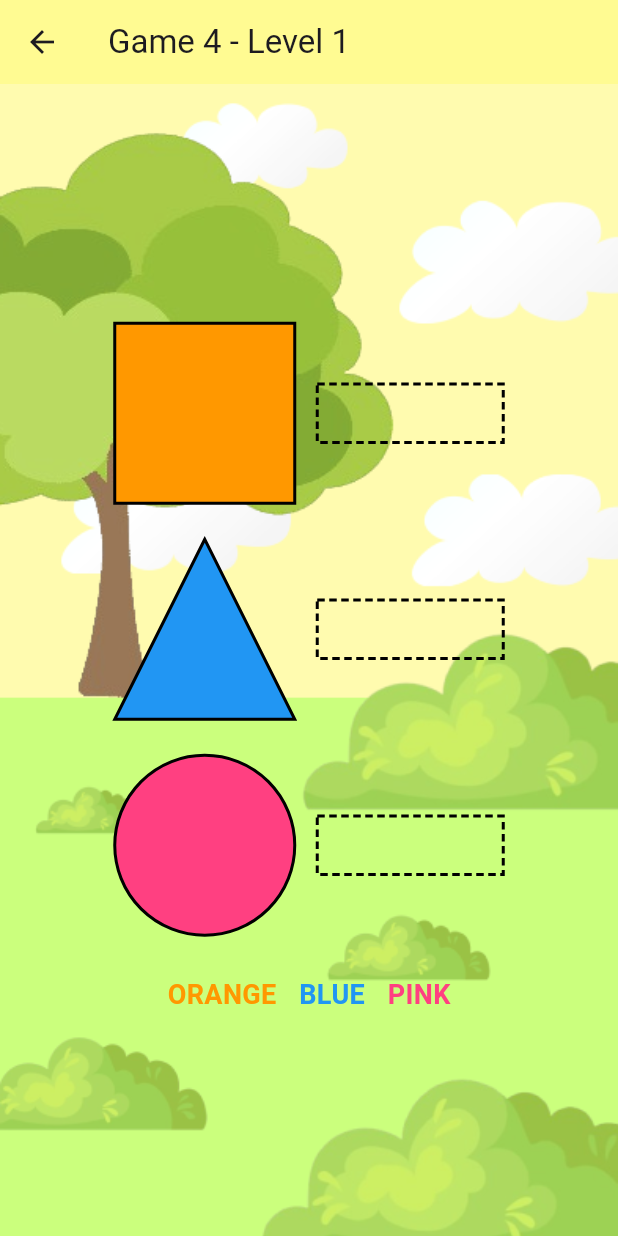
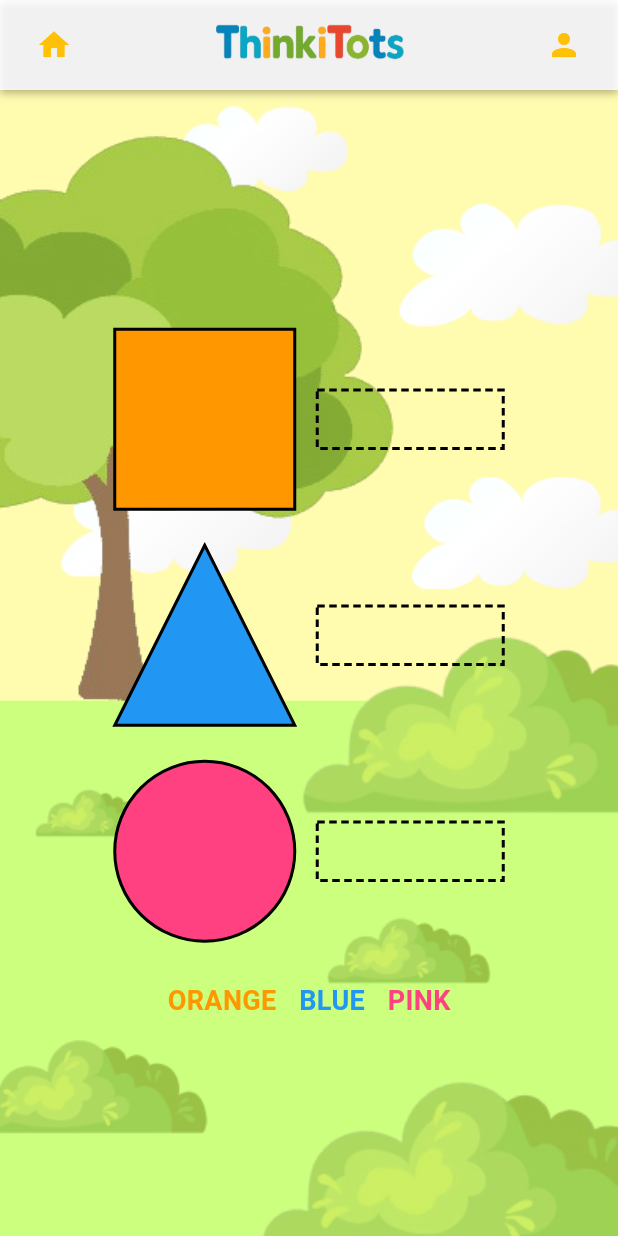
Before and after one commit to grHarshan/smart_kidz_games, a Flutter app: the screen it shows after launch, after a tap on "Game 4", on a phone screen of 412 x 824 dp. Run offline on Flutter 3.47's test engine with Material 3 defaults, Android fonts, the light colour scheme and no system bars; drawn by our look-alikes of dotted_border; Roboto replaces fonts that are missing (ComicSans).

Commit message:
New Appbar apply for each page

```diff
--- a/lib/app_bar.dart
+++ b/lib/app_bar.dart
@@ -1,58 +1,28 @@
-import 'dart:async';
 import 'package:flutter/material.dart';
 
-class SimpleAppBar extends StatefulWidget {
+class SimpleAppBar extends StatelessWidget implements PreferredSizeWidget {
   final VoidCallback? onHomePressed;
   final VoidCallback? onProfilePressed;
 
   const SimpleAppBar({
-    super.key,
+    Key? key,
     this.onHomePressed,
     this.onProfilePressed,
-  });
-
-  @override
-  State<SimpleAppBar> createState() => _SimpleAppBarState();
-}
-
-class _SimpleAppBarState extends State<SimpleAppBar> {
-  late Timer _timer;
-  int _seconds = 0;
-
-  @override
-  void initState() {
-    super.initState();
-    // Start the timer when the app bar is built
-    _timer = Timer.periodic(Duration(seconds: 1), (timer) {
-      setState(() => _seconds++);
-    });
-  }
-
-  @override
-  void dispose() {
-    _timer.cancel();
-    super.dispose();
-  }
-
-  String get formattedTime {
-    final minutes = _seconds ~/ 60;
-    final seconds = _seconds % 60;
-    return "${minutes}m ${seconds}s";
-  }
+  }) : super(key: key);
 
   @override
   Widget build(BuildContext context) {
     return Container(
-      height: 60,
+      height: preferredSize.height,
       width: double.infinity,
-      padding: EdgeInsets.symmetric(horizontal: 12),
+      padding: const EdgeInsets.symmetric(horizontal: 12),
       decoration: BoxDecoration(
-        color: const Color.fromARGB(221, 36, 163, 76),
+        color: const Color.fromARGB(211, 255, 255, 255),
         boxShadow: [
           BoxShadow(
             color: Colors.black.withOpacity(0.3),
             blurRadius: 4,
-            offset: Offset(0, 2),
+            offset: const Offset(0, 2),
           ),
         ],
       ),
@@ -60,30 +30,33 @@ class _SimpleAppBarState extends State<SimpleAppBar> {
         child: Row(
           mainAxisAlignment: MainAxisAlignment.spaceBetween,
           children: [
-            // Home button
+
             IconButton(
-              icon: Icon(Icons.home, color: Colors.amber),
-              onPressed: widget.onHomePressed,
+              icon: const Icon(Icons.home, color: Colors.amber),
+              onPressed: onHomePressed,
             ),
 
-            // Timer
-            Text(
-              "Play Time: $formattedTime",
-              style: TextStyle(
-                color: Colors.amber,
-                fontSize: 14,
-                fontWeight: FontWeight.bold,
+
+            Expanded(
+              child: Center(
+                child: Image.asset(
+                  'assets/images/logo_word.png',
+                  height: 30,
+                ),
               ),
             ),
 
             // Profile button
             IconButton(
-              icon: Icon(Icons.person, color: Colors.amber),
-              onPressed: widget.onProfilePressed,
+              icon: const Icon(Icons.person, color: Colors.amber),
+              onPressed: onProfilePressed,
             ),
           ],
         ),
       ),
     );
   }
+
+  @override
+  Size get preferredSize => const Size.fromHeight(60);
 }
--- a/lib/game4.dart
+++ b/lib/game4.dart
@@ -1,6 +1,7 @@
 import 'package:flutter/material.dart';
 import 'package:dotted_border/dotted_border.dart';
 import 'dart:math' as math;
+import 'app_bar.dart';
 
 class Game4 extends StatelessWidget {
   const Game4({Key? key}) : super(key: key);
@@ -137,14 +138,14 @@ class _ShapeColorGameState extends State<ShapeColorGame> {
         MediaQuery.of(context).padding.bottom;
 
     return Scaffold(
-      appBar: AppBar(
-        title: Text('Game 4 - Level $currentLevel'),
-        backgroundColor: const Color.fromARGB(255, 255, 251, 146),
-        leading: IconButton(
-          icon: const Icon(Icons.arrow_back),
-          onPressed: () => Navigator.of(context).pop(),
-        ),
-      ),
+      appBar: SimpleAppBar(
+    onHomePressed: () {
+      Navigator.popUntil(context, (route) => route.isFirst);
+    },
+    onProfilePressed: () {
+      Navigator.pushNamed(context, '/profile');
+    },
+  ),
       body: Stack(
         children: [
           SizedBox.expand(
--- a/lib/start_page.dart
+++ b/lib/start_page.dart
@@ -14,18 +14,26 @@ class _StartPageState extends State<StartPage> with TickerProviderStateMixin {
   late AnimationController _logoController;
   late AnimationController _loadingController;
   late Animation<double> _logoScaleAnimation;
-  late Animation<double> _logoFadeAnimation;
   Timer? _navigationTimer;
 
   @override
   void initState() {
     super.initState();
 
-    // Logo animation controller
+    // Logo animation controller with repeat
     _logoController = AnimationController(
-      duration: const Duration(milliseconds: 2000),
+      duration: const Duration(milliseconds: 1500),
       vsync: this,
-    );
+    )..repeat(reverse: true); // Repeating zoom in and out
+
+    // Logo scale animation
+    _logoScaleAnimation = Tween<double>(
+      begin: 0.9,
+      end: 1.1,
+    ).animate(CurvedAnimation(
+      parent: _logoController,
+      curve: Curves.easeInOut,
+    ));
 
     // Loading spinner controller
     _loadingController = AnimationController(
@@ -33,28 +41,7 @@ class _StartPageState extends State<StartPage> with TickerProviderStateMixin {
       vsync: this,
     )..repeat();
 
-    // Logo scale animation (zoom in effect)
-    _logoScaleAnimation = Tween<double>(
-      begin: 0.0,
-      end: 1.0,
-    ).animate(CurvedAnimation(
-      parent: _logoController,
-      curve: Curves.elasticOut,
-    ));
-
-    // Logo fade animation
-    _logoFadeAnimation = Tween<double>(
-      begin: 0.0,
-      end: 1.0,
-    ).animate(CurvedAnimation(
-      parent: _logoController,
-      curve: const Interval(0.0, 0.8, curve: Curves.easeIn),
-    ));
-
-    // Start logo animation
-    _logoController.forward();
-
-    // Start 10-second timer for navigation
+    // Navigation after 5 seconds
     _navigationTimer = Timer(const Duration(seconds: 5), () {
       if (mounted) {
         Navigator.of(context).pushReplacement(
@@ -80,45 +67,34 @@ class _StartPageState extends State<StartPage> with TickerProviderStateMixin {
         height: double.infinity,
         decoration: const BoxDecoration(
           image: DecorationImage(
-            image: AssetImage('assets/images/H1.png'), //  background image
+            image: AssetImage('assets/images/H1.png'),
             fit: BoxFit.cover,
           ),
         ),
         child: Stack(
           children: [
-            // Main content centered
             Center(
               child: Column(
                 mainAxisAlignment: MainAxisAlignment.center,
                 children: [
-                  // Logo with animations
+                  // Logo with repeating zoom animation
                   AnimatedBuilder(
-                    animation: _logoController,
+                    animation: _logoScaleAnimation,
                     builder: (context, child) {
                       return Transform.scale(
                         scale: _logoScaleAnimation.value,
-                        child: Opacity(
-                          opacity: _logoFadeAnimation.value,
                         child: Container(
-                            width: 200,
-                            height: 200,
+                          width: 300,
+                          height: 300,
                           decoration: BoxDecoration(
                             borderRadius: BorderRadius.circular(20),
-                              // boxShadow: [
-                              // BoxShadow(
-                              // color: Colors.black.withOpacity(0.2),
-                              // blurRadius: 15,
-                              // offset: const Offset(0, 8),
-                              // ),
-                              // ],
                           ),
                           child: ClipRRect(
                             borderRadius: BorderRadius.circular(20),
                             child: Image.asset(
-                                'assets/images/logo.png', // Your logo
+                              'assets/images/logo.png',
                               fit: BoxFit.contain,
                               errorBuilder: (context, error, stackTrace) {
-                                  // Fallback if logo doesn't load
                                 return Container(
                                   decoration: BoxDecoration(
                                     color: Colors.white,
@@ -143,14 +119,13 @@ class _StartPageState extends State<StartPage> with TickerProviderStateMixin {
                             ),
                           ),
                         ),
-                        ),
                       );
                     },
                   ),
 
                   const SizedBox(height: 80),
 
-                  // Loading indicator with pulse and rotation
+                  // Animated rotating and pulsing loading indicator
                   AnimatedBuilder(
                     animation: _loadingController,
                     builder: (context, child) {
@@ -183,7 +158,6 @@ class _StartPageState extends State<StartPage> with TickerProviderStateMixin {
                             ),
                             child: Stack(
                               children: [
-                                // Outer ring
                                 Container(
                                   decoration: BoxDecoration(
                                     shape: BoxShape.circle,
@@ -193,7 +167,6 @@ class _StartPageState extends State<StartPage> with TickerProviderStateMixin {
                                     ),
                                   ),
                                 ),
-                                // Inner dot
                                 Center(
                                   child: Container(
                                     width: 16,
@@ -211,7 +184,6 @@ class _StartPageState extends State<StartPage> with TickerProviderStateMixin {
                                     ),
                                   ),
                                 ),
-                                // Spinning arc
                                 Positioned.fill(
                                   child: Transform.rotate(
                                     angle:
@@ -231,7 +203,7 @@ class _StartPageState extends State<StartPage> with TickerProviderStateMixin {
 
                   const SizedBox(height: 25),
 
-                  // Loading text with fade animation
+                  // Animated loading text
                   AnimatedBuilder(
                     animation: _loadingController,
                     builder: (context, child) {
@@ -241,9 +213,7 @@ class _StartPageState extends State<StartPage> with TickerProviderStateMixin {
                                 0.3),
                         child: Container(
                           padding: const EdgeInsets.symmetric(
-                            horizontal: 20,
-                            vertical: 8,
-                          ),
+                              horizontal: 20, vertical: 8),
                           decoration: BoxDecoration(
                             color: Colors.black.withOpacity(0.3),
                             borderRadius: BorderRadius.circular(20),
@@ -265,7 +235,7 @@ class _StartPageState extends State<StartPage> with TickerProviderStateMixin {
               ),
             ),
 
-            // Floating particles effect (optional)
+            // Floating particles effect
             ...List.generate(6, (index) {
               return AnimatedBuilder(
                 animation: _loadingController,
```
Also changed, not shown: lib/game1.dart (+12 -4 lines), lib/game2.dart (+9 -15 lines), lib/game3.dart (+8 -26 lines), lib/game5.dart (+10 -0 lines), lib/game6.dart (+10 -1 lines), lib/game7.dart (+10 -4 lines), assets/images/apple.jpg (added), assets/images/logo.png, assets/images/logo_word.png (added). Lines whose indentation alone changed are shown as unchanged.
